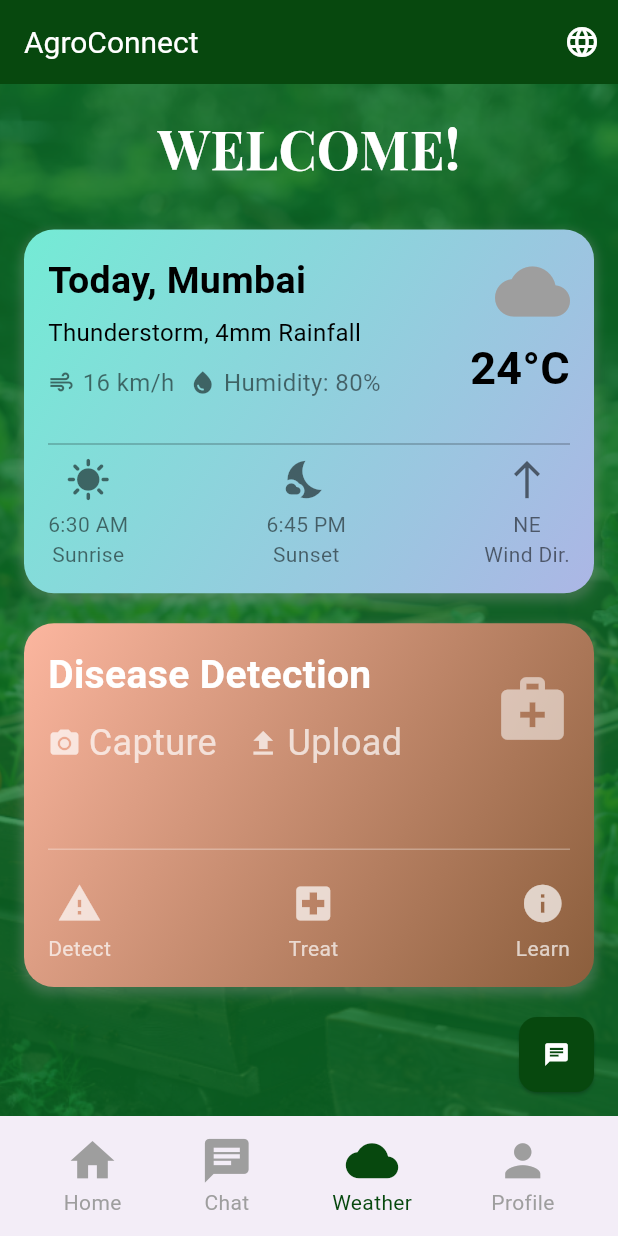
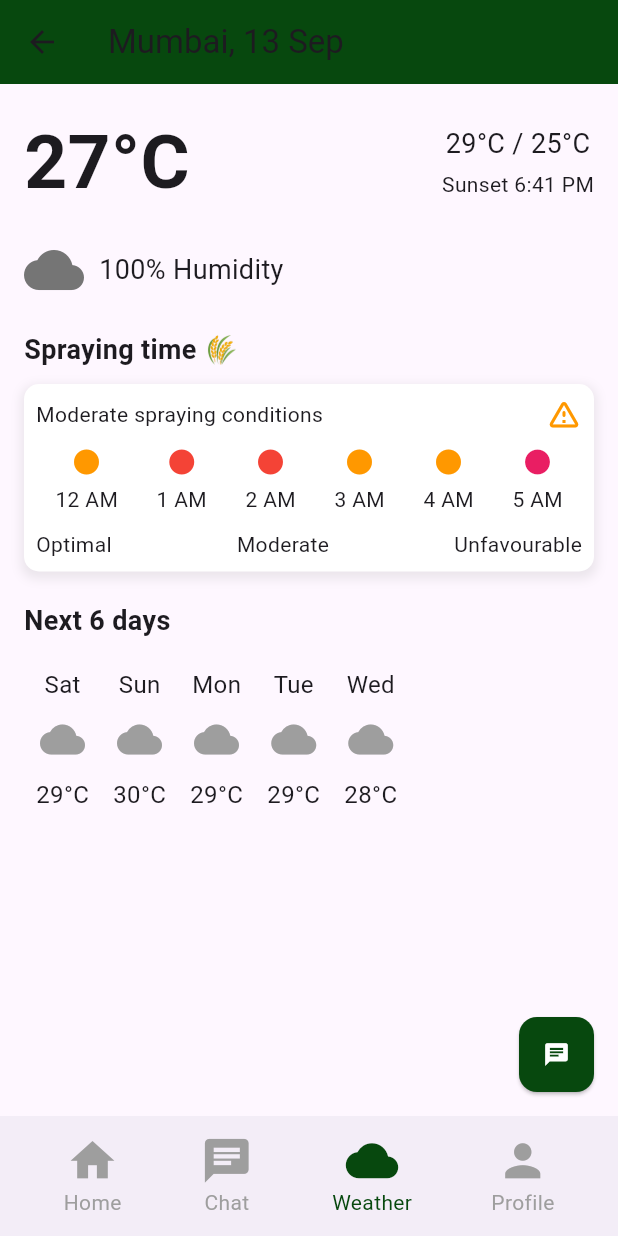
Before and after one commit to Aryakhot/agroconnect, a Flutter app: the AgroConnectScreen screen opened by its route, after a tap on "Weather", on a phone screen of 412 x 824 dp. Run offline on Flutter 3.47's test engine with Material 3 defaults, Android fonts, the phone set to English and light mode, and no system bars; our stand-ins replace image_picker; missing offline and left inert: fluttermoji.

Commit message:
homepage

```diff
--- a/lib/homepage.dart
+++ b/lib/homepage.dart
@@ -1,7 +1,8 @@
 import 'package:flutter/material.dart';
 import 'profile.dart';
 import 'chatbot.dart';
-import 'signup.dart';
+//import 'signup.dart';
+import 'weather.dart';
 
 class AgroConnectScreen extends StatefulWidget {
   @override
@@ -38,6 +39,13 @@ class _AgroConnectScreenState extends State<AgroConnectScreen> {
         MaterialPageRoute(builder: (context) => ChatBotScreen()),
       );
     }
+    if (index == 2) {
+      // Navigate to ProfilePage when Profile icon is tapped
+      Navigator.push(
+        context,
+        MaterialPageRoute(builder: (context) => WeatherScreen()),
+      );
+    }
     // Add more conditions for other indices if navigation is needed
   }
   void _navigateChatbotSequence(BuildContext context) {
@@ -47,7 +55,6 @@ class _AgroConnectScreenState extends State<AgroConnectScreen> {
       MaterialPageRoute(builder: (context) => ChatBotScreen()), // Replace with the first page you want to open
     ).then((_) {
       // Add subsequent navigations if needed
-
     });
   }
   @override
@@ -102,6 +109,11 @@ class _AgroConnectScreenState extends State<AgroConnectScreen> {
                       child: GestureDetector(
                         onTap: () {
                           // Action for weather card tap
+                          Navigator.push(
+                            context,
+                            MaterialPageRoute(builder: (context) => WeatherScreen()),
+                          );
+
                         },
                         child: Container(
                           padding: const EdgeInsets.all(16.0),
--- /dev/null
+++ b/lib/weather.dart
@@ -0,0 +1,253 @@
+import 'package:flutter/material.dart';
+import 'profile.dart';
+import 'chatbot.dart';
+import 'homepage.dart';
+
+class WeatherScreen extends StatefulWidget {
+  @override
+  _WeatherScreenState createState() => _WeatherScreenState();
+}
+
+class _WeatherScreenState extends State<WeatherScreen> {
+  int _selectedIndex = 2; // Default selected index for the weather screen
+
+  void _onItemTapped(int index) {
+    setState(() {
+      _selectedIndex = index;
+    });
+
+    // Navigate based on the selected index
+    switch (index) {
+      case 0:
+        Navigator.pushReplacement(
+          context,
+          MaterialPageRoute(builder: (context) => AgroConnectScreen()),
+        );
+        break;
+      case 1:
+        Navigator.pushReplacement(
+          context,
+          MaterialPageRoute(builder: (context) => ChatBotScreen()),
+        );
+        break;
+      case 2:
+        Navigator.pushReplacement(
+          context,
+          MaterialPageRoute(builder: (context) => WeatherScreen()),
+        );
+        break;
+      case 3:
+        Navigator.pushReplacement(
+          context,
+          MaterialPageRoute(builder: (context) => ProfilePage()),
+        );
+        break;
+      default:
+        break;
+    }
+  }
+
+  void _navigateChatbotSequence(BuildContext context) {
+    Navigator.push(
+      context,
+      MaterialPageRoute(builder: (context) => ChatBotScreen()),
+    );
+  }
+
+  @override
+  Widget build(BuildContext context) {
+    return Scaffold(
+      appBar: AppBar(
+        title: const Text('Mumbai, 13 Sep'),
+        backgroundColor: const Color(0xFF07480E),
+        elevation: 0,
+      ),
+      body: Padding(
+        padding: const EdgeInsets.all(16.0),
+        child: Column(
+          crossAxisAlignment: CrossAxisAlignment.start,
+          children: [
+            Row(
+              mainAxisAlignment: MainAxisAlignment.spaceBetween,
+              children: [
+                Text(
+                  '27°C',
+                  style: TextStyle(
+                    fontSize: 50,
+                    fontWeight: FontWeight.bold,
+                  ),
+                ),
+                Column(
+                  children: [
+                    Text(
+                      '29°C / 25°C',
+                      style: TextStyle(fontSize: 18),
+                    ),
+                    SizedBox(height: 4),
+                    Text('Sunset 6:41 PM'),
+                  ],
+                ),
+              ],
+            ),
+            SizedBox(height: 16),
+            Row(
+              children: [
+                Icon(Icons.cloud, color: Colors.grey[600], size: 40),
+                SizedBox(width: 10),
+                Text(
+                  '100% Humidity',
+                  style: TextStyle(fontSize: 18),
+                ),
+              ],
+            ),
+            SizedBox(height: 20),
+            Text(
+              'Spraying time 🌾',
+              style: TextStyle(fontSize: 18, fontWeight: FontWeight.bold),
+            ),
+            SizedBox(height: 10),
+            Container(
+              padding: EdgeInsets.all(8.0),
+              decoration: BoxDecoration(
+                color: Colors.white,
+                borderRadius: BorderRadius.circular(10),
+                boxShadow: [
+                  BoxShadow(
+                    color: Colors.grey.withOpacity(0.2),
+                    spreadRadius: 2,
+                    blurRadius: 5,
+                    offset: Offset(0, 3),
+                  ),
+                ],
+              ),
+              child: Column(
+                children: [
+                  Row(
+                    mainAxisAlignment: MainAxisAlignment.spaceBetween,
+                    children: [
+                      Text('Moderate spraying conditions'),
+                      Icon(Icons.warning_amber_rounded, color: Colors.orange),
+                    ],
+                  ),
+                  SizedBox(height: 10),
+                  Row(
+                    mainAxisAlignment: MainAxisAlignment.spaceAround,
+                    children: [
+                      _buildSprayCondition('12 AM', Colors.orange),
+                      _buildSprayCondition('1 AM', Colors.red),
+                      _buildSprayCondition('2 AM', Colors.red),
+                      _buildSprayCondition('3 AM', Colors.orange),
+                      _buildSprayCondition('4 AM', Colors.orange),
+                      _buildSprayCondition('5 AM', Colors.pink),
+                    ],
+                  ),
+                  SizedBox(height: 10),
+                  Row(
+                    mainAxisAlignment: MainAxisAlignment.spaceBetween,
+                    children: [
+                      Text('Optimal'),
+                      Text('Moderate'),
+                      Text('Unfavourable'),
+                    ],
+                  ),
+                ],
+              ),
+            ),
+            SizedBox(height: 20),
+            Text(
+              'Next 6 days',
+              style: TextStyle(fontSize: 18, fontWeight: FontWeight.bold),
+            ),
+            SizedBox(height: 10),
+            Expanded(
+              child: ListView(
+                scrollDirection: Axis.horizontal,
+                children: [
+                  _buildDayForecast('Sat', '29°C'),
+                  _buildDayForecast('Sun', '30°C'),
+                  _buildDayForecast('Mon', '29°C'),
+                  _buildDayForecast('Tue', '29°C'),
+                  _buildDayForecast('Wed', '28°C'),
+                ],
+              ),
+            ),
+          ],
+        ),
+      ),
+      floatingActionButton: ElevatedButton(
+        onPressed: () => _navigateChatbotSequence(context),
+        style: ElevatedButton.styleFrom(
+          padding: const EdgeInsets.all(15),
+          backgroundColor: const Color(0xFF07480E),
+          shape: RoundedRectangleBorder(
+            borderRadius: BorderRadius.circular(12),
+          ),
+          minimumSize: const Size(50, 50),
+        ),
+        child: const Icon(Icons.chat, color: Colors.white),
+      ),
+      bottomNavigationBar: BottomAppBar(
+        child: Row(
+          mainAxisAlignment: MainAxisAlignment.spaceAround,
+          children: [
+            _buildNavItem(Icons.home, 'Home', 0),
+            _buildNavItem(Icons.chat, 'Chat', 1),
+            _buildNavItem(Icons.cloud, 'Weather', 2),
+            _buildNavItem(Icons.person, 'Profile', 3),
+          ],
+        ),
+      ),
+    );
+  }
+
+  Widget _buildSprayCondition(String time, Color color) {
+    return Column(
+      children: [
+        Icon(Icons.circle, color: color, size: 20),
+        SizedBox(height: 5),
+        Text(time),
+      ],
+    );
+  }
+
+  Widget _buildDayForecast(String day, String temp) {
+    return Padding(
+      padding: const EdgeInsets.all(8.0),
+      child: Column(
+        children: [
+          Text(day, style: TextStyle(fontSize: 16)),
+          SizedBox(height: 10),
+          Icon(Icons.cloud, size: 30, color: Colors.grey),
+          SizedBox(height: 10),
+          Text(temp, style: TextStyle(fontSize: 16)),
+        ],
+      ),
+    );
+  }
+
+  Widget _buildNavItem(IconData icon, String label, int index) {
+    return GestureDetector(
+      onTap: () => _onItemTapped(index),
+      child: Column(
+        mainAxisAlignment: MainAxisAlignment.center,
+        children: [
+          Icon(
+            icon,
+            size: 35,
+            color: _selectedIndex == index
+                ? const Color(0xFF07480E)
+                : Colors.grey,
+          ),
+          Text(
+            label,
+            style: TextStyle(
+              color: _selectedIndex == index
+                  ? const Color(0xFF07480E)
+                  : Colors.grey,
+            ),
+          ),
+        ],
+      ),
+    );
+  }
+}
```
Also changed, not shown: lib/profile.dart (+17 -17 lines), lib/signup.dart (+8 -8 lines), 1 other file.
